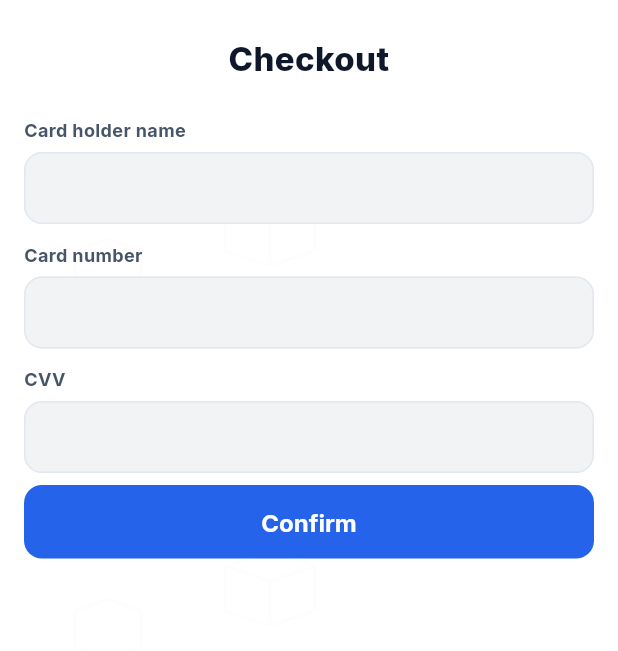
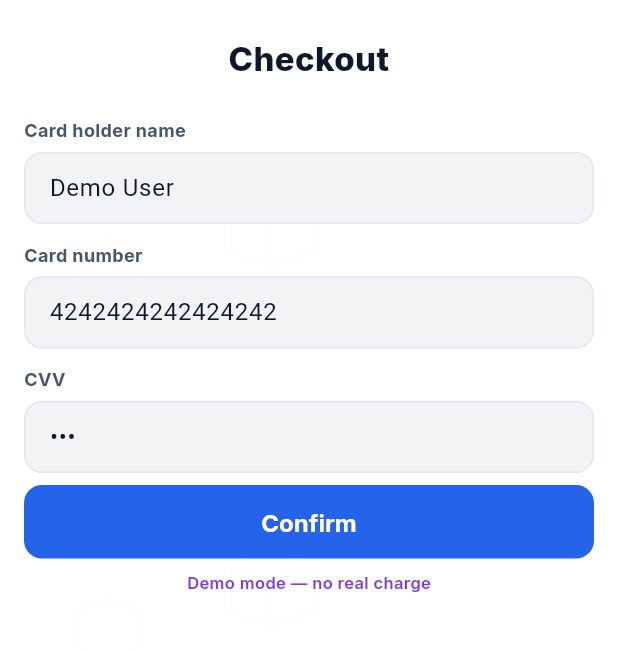
Before and after one commit to ahmedevsaad/Cart-Fly-App, a Flutter app: the PaymentScreen screen opened by its route, on a phone screen of 412 x 824 dp, the part 73-724 px from its top. Run offline on Flutter 3.47's test engine with Material 3 defaults, Android fonts, the phone set to English and light mode, and no system bars; our stand-ins replace cloud_firestore, firebase_auth, firebase_core, flutter_svg, go_router, google_fonts and 2 more; missing offline and left inert: country_flags; accounts and stored records are empty.

Commit message:
feat(payment): demo pay mutates plan/order state + profile shows plan (FF Stage 5)
Co-Authored-By: Claude Opus 4.8 (1M context) <noreply@anthropic.com>

```diff
--- a/lib/data/models/app_user.dart
+++ b/lib/data/models/app_user.dart
@@ -6,6 +6,7 @@ class AppUser {
     required this.email,
     required this.country,
     required this.currency,
+    this.plan,
   });
 
   final String uid;
@@ -14,6 +15,9 @@ class AppUser {
   final String email;
   final String country;
   final String currency;
+  /// Active subscription plan code (e.g. 'basic', 'smart', 'prime').
+  /// Null means no plan has been purchased yet.
+  final String? plan;
 
   Map<String, dynamic> toMap() => {
         'name': name,
@@ -21,6 +25,7 @@ class AppUser {
         'email': email,
         'country': country,
         'currency': currency,
+        if (plan != null) 'plan': plan,
       };
 
   factory AppUser.fromMap(String uid, Map<String, dynamic> m) => AppUser(
@@ -30,5 +35,6 @@ class AppUser {
         email: m['email'] as String? ?? '',
         country: m['country'] as String? ?? '',
         currency: m['currency'] as String? ?? 'USD',
+        plan: m['plan'] as String?,
       );
 }
--- a/lib/features/payment/payment_screen.dart
+++ b/lib/features/payment/payment_screen.dart
@@ -5,6 +5,7 @@ import 'package:provider/provider.dart';
 import '../../features/auth/auth_provider.dart';
 import '../../l10n/app_localizations.dart';
 import '../../router/routes.dart';
+import '../../state/orders_provider.dart';
 import '../../state/plan_provider.dart';
 import '../../theme/app_colors.dart';
 import '../../theme/app_text.dart';
@@ -39,6 +40,15 @@ class _PaymentScreenState extends State<PaymentScreen> {
   int _selectedMethod = 0;
 
   @override
+  void initState() {
+    super.initState();
+    // Pre-fill demo card values — any input is accepted (DEMO mode).
+    _holderCtrl.text = 'Demo User';
+    _cardCtrl.text = '4242424242424242';
+    _cvvCtrl.text = '123';
+  }
+
+  @override
   void dispose() {
     _holderCtrl.dispose();
     _cardCtrl.dispose();
@@ -47,15 +57,13 @@ class _PaymentScreenState extends State<PaymentScreen> {
   }
 
   bool get _isPlanMode => widget.forItem.startsWith('plan_');
+  bool get _isOrderMode => widget.forItem.startsWith('order_');
 
   String get _planCode =>
       _isPlanMode ? widget.forItem.substring('plan_'.length) : '';
 
-  bool _orderValid() =>
-      _holderCtrl.text.isNotEmpty &&
-      _cardCtrl.text.isNotEmpty &&
-      _cvvCtrl.text.isNotEmpty &&
-      _cardCtrl.text.length >= 12;
+  String get _orderId =>
+      _isOrderMode ? widget.forItem.substring('order_'.length) : '';
 
   Future<void> _confirm() async {
     if (_isPlanMode) {
@@ -63,14 +71,14 @@ class _PaymentScreenState extends State<PaymentScreen> {
       final authProvider = context.read<AuthProvider>();
       await planProvider.subscribe(_planCode);
       await authProvider.refreshProfile();
-      if (mounted) {
-        context.go('${Routes.paymentSuccess}?plan=$_planCode');
-      }
+      if (!mounted) return;
+      context.go('${Routes.paymentSuccess}?plan=$_planCode');
+    } else if (_isOrderMode) {
+      final ordersProvider = context.read<OrdersProvider>();
+      await ordersProvider.advance(_orderId);
+      if (!mounted) return;
+      context.go(Routes.paymentSuccess);
     } else {
-      if (!_orderValid()) {
-        context.go(Routes.paymentError);
-        return;
-      }
       if (mounted) context.go(Routes.paymentSuccess);
     }
   }
@@ -375,7 +383,20 @@ class _PaymentScreenState extends State<PaymentScreen> {
                 ),
               ),
             ),
-            const SizedBox(height: 11),
+            const SizedBox(height: 8),
+
+            // Demo hint
+            Center(
+              child: Text(
+                l10n.paymentDemoHint,
+                style: AppText.caption.copyWith(
+                  fontSize: 11,
+                  fontWeight: FontWeight.w600,
+                  color: AppColors.planPrime,
+                ),
+              ),
+            ),
+            const SizedBox(height: 6),
 
             // Security note
             Row(
@@ -457,6 +478,17 @@ class _PaymentScreenState extends State<PaymentScreen> {
                     fontWeight: FontWeight.w700,
                     color: Colors.white,
                   ),
+                ),
+              ),
+            ),
+            const SizedBox(height: 8),
+            Center(
+              child: Text(
+                l10n.paymentDemoHint,
+                style: AppText.caption.copyWith(
+                  fontSize: 11,
+                  fontWeight: FontWeight.w600,
+                  color: AppColors.planPrime,
                 ),
               ),
             ),
--- a/lib/l10n/app_ar.arb
+++ b/lib/l10n/app_ar.arb
@@ -236,5 +236,7 @@
   "verifyInvalidCode": "الرمز غير صحيح. يرجى المحاولة مجدداً.",
   "errorAuthInvalidOtp": "رمز التحقق غير صحيح.",
 
-  "advanceStatus": "تقدم الحالة (تجريبي)"
+  "advanceStatus": "تقدم الحالة (تجريبي)",
+
+  "paymentDemoHint": "وضع تجريبي — لا يوجد خصم حقيقي"
 }
--- a/lib/l10n/app_en.arb
+++ b/lib/l10n/app_en.arb
@@ -240,5 +240,7 @@
   "verifyInvalidCode": "Invalid code. Please try again.",
   "errorAuthInvalidOtp": "Invalid verification code.",
 
-  "advanceStatus": "Advance status (demo)"
+  "advanceStatus": "Advance status (demo)",
+
+  "paymentDemoHint": "Demo mode — no real charge"
 }
--- a/lib/l10n/app_localizations.dart
+++ b/lib/l10n/app_localizations.dart
@@ -1408,6 +1408,12 @@ abstract class AppLocalizations {
   /// In en, this message translates to:
   /// **'Advance status (demo)'**
   String get advanceStatus;
+
+  /// No description provided for @paymentDemoHint.
+  ///
+  /// In en, this message translates to:
+  /// **'Demo mode — no real charge'**
+  String get paymentDemoHint;
 }
 
 class _AppLocalizationsDelegate extends LocalizationsDelegate<AppLocalizations> {
--- a/lib/l10n/app_localizations_ar.dart
+++ b/lib/l10n/app_localizations_ar.dart
@@ -672,4 +672,7 @@ class AppLocalizationsAr extends AppLocalizations {
 
   @override
   String get advanceStatus => 'تقدم الحالة (تجريبي)';
+
+  @override
+  String get paymentDemoHint => 'وضع تجريبي — لا يوجد خصم حقيقي';
 }
--- a/lib/l10n/app_localizations_en.dart
+++ b/lib/l10n/app_localizations_en.dart
@@ -672,4 +672,7 @@ class AppLocalizationsEn extends AppLocalizations {
 
   @override
   String get advanceStatus => 'Advance status (demo)';
+
+  @override
+  String get paymentDemoHint => 'Demo mode — no real charge';
 }
```
Also changed, not shown: lib/features/profile/profile_screen.dart (+10 -2 lines), lib/features/shipments/confirm_order_screen.dart (+6 -1 lines).
